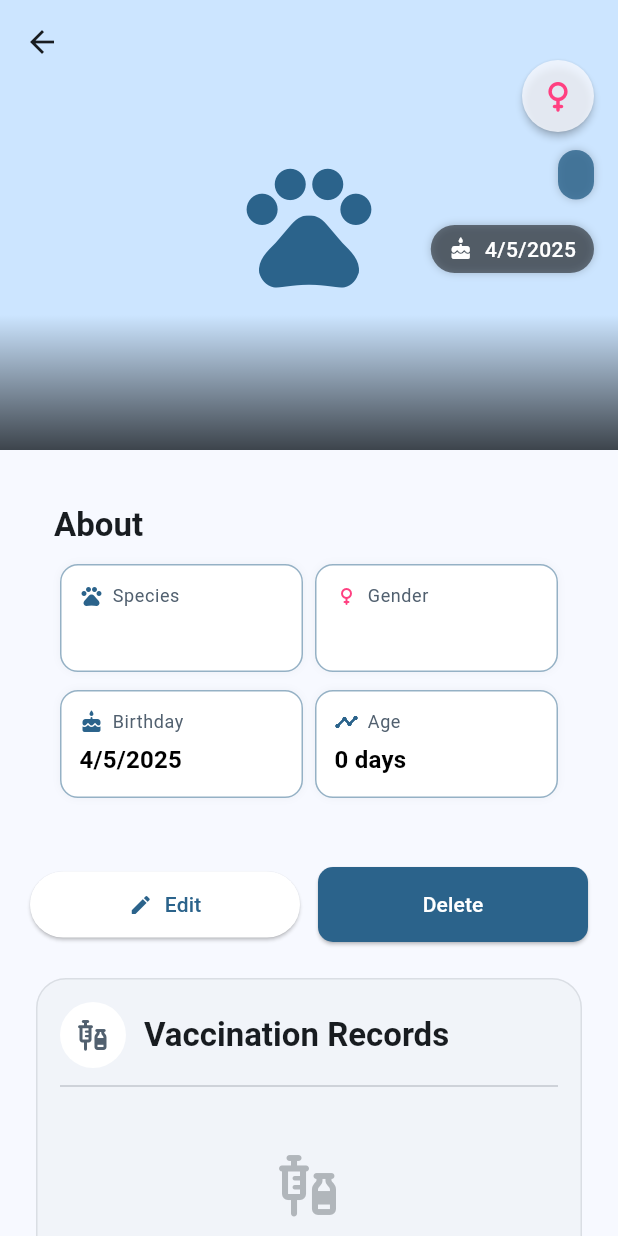
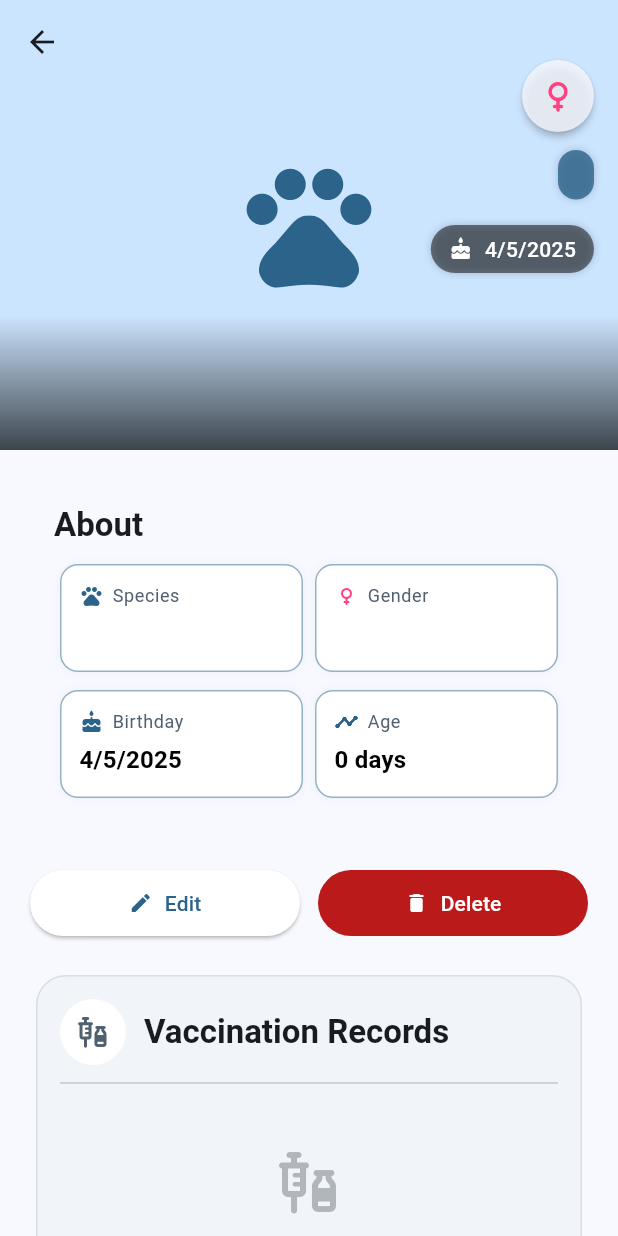
Before and after one commit to MutasemKhatab/VetMobile, a Flutter app: the VetScreen screen opened directly with empty values, on a phone screen of 412 x 824 dp. Run offline on Flutter 3.47's test engine with Material 3 defaults, Android fonts, the phone set to English and light mode, and no system bars; our stand-ins replace image_picker, permission_handler, shared_preferences; accounts and stored records are empty.

Commit message:
edited some apis url and fixed logout

```diff
--- a/lib/main.dart
+++ b/lib/main.dart
@@ -8,11 +8,9 @@ import 'package:vet/providers/vet_provider.dart';
 import 'package:vet/routes.dart';
 import 'package:vet/themes.dart';
 
-const baseUrl = "https://vethospital.azurewebsites.net";
+const baseUrl = "http://localhost:8080";
 // language
-// TODO check the token time if it expired try renewing it
-// TODO notification page
-// logout
+// apk icon
 void main() {
   final providers = [
     ChangeNotifierProvider(create: (_) => VetOwnerProvider()),
@@ -35,6 +33,7 @@ class MyApp extends StatelessWidget {
   @override
   Widget build(BuildContext context) {
     final themeProvider = Provider.of<ThemeProvider>(context);
+    print("Theme: ${themeProvider.themeMode}");
 
     return MaterialApp(
       title: 'Vet',
--- a/lib/providers/vaccine_provider.dart
+++ b/lib/providers/vaccine_provider.dart
@@ -14,4 +14,9 @@ class VaccineProvider with ChangeNotifier {
     _vaccines[vetId] = vaccines;
     notifyListeners();
   }
+
+  void clearVaccines() {
+    _vaccines.clear();
+    notifyListeners();
+  }
 }
--- a/lib/screens/home/home_app_bar.dart
+++ b/lib/screens/home/home_app_bar.dart
@@ -21,12 +21,6 @@ class HomeAppBar extends StatelessWidget implements PreferredSizeWidget {
           Scaffold.of(context).openDrawer();
         },
       ),
-      actions: [
-        IconButton(
-          icon: const Icon(Icons.notifications),
-          onPressed: () {},
-        ),
-      ],
     );
   }
 
--- a/lib/screens/vet/my_vets.dart
+++ b/lib/screens/vet/my_vets.dart
@@ -95,7 +95,7 @@ class MyVets extends StatelessWidget {
                             tag: 'vet-image-${vet.id}',
                             child: vet.picUrl != null && vet.picUrl!.isNotEmpty
                                 ? Image.network(
-                                    "$baseUrl/${vet.picUrl!}",
+                                    "$baseUrl/api/image/${vet.picUrl!}",
                                     fit: BoxFit.cover,
                                     errorBuilder: (context, error, stackTrace) {
                                       return Container(
--- a/lib/screens/vet/vet_screen.dart
+++ b/lib/screens/vet/vet_screen.dart
@@ -68,7 +68,7 @@ class VetScreen extends StatelessWidget {
               tag: 'vet-image-${vet.id}',
               child: vet.picUrl != null && vet.picUrl!.isNotEmpty
                   ? Image.network(
-                      "$baseUrl/${vet.picUrl!}",
+                      "$baseUrl/api/image/${vet.picUrl!}",
                       fit: BoxFit.cover,
                       errorBuilder: (context, error, stackTrace) {
                         return Container(
@@ -393,9 +393,16 @@ class VetScreen extends StatelessWidget {
           ),
           const SizedBox(width: 12),
           Expanded(
-            child: FutureButton(
-              onTap: () => _deleteVet(context),
-              title: 'Delete',
+            child: FilledButton.icon(
+              style: FilledButton.styleFrom(
+                backgroundColor: Theme.of(context).colorScheme.error,
+                foregroundColor: Theme.of(context).colorScheme.onError,
+                padding: const EdgeInsets.symmetric(vertical: 12),
+              ),
+              icon: Icon(Icons.delete_rounded,
+                  color: Theme.of(context).colorScheme.onError, size: 16),
+              onPressed: () => _deleteVet(context),
+              label: Text('Delete'),
             ),
           ),
         ],
--- a/lib/services/api/service_request_api_helper.dart
+++ b/lib/services/api/service_request_api_helper.dart
@@ -6,7 +6,7 @@ import 'package:vet/models/service_request.dart';
 import 'package:vet/services/auth/service_provider.dart';
 
 class ServiceRequestApiHelper {
-  static final url = '$baseUrl/serviceRequest';
+  static final url = '$baseUrl/api/serviceRequest';
 
   static Future<List<ServiceRequest>> fetchOwnerServiceRequests(
       String ownerId) async {
--- a/lib/services/api/update_info.dart
+++ b/lib/services/api/update_info.dart
@@ -5,7 +5,7 @@ import 'package:http/http.dart' as http;
 import 'package:vet/utils/error_parser.dart';
 
 class UpdateInfo implements UpdateInfoService {
-  static final url = '$baseUrl/vetowner/update';
+  static final url = '$baseUrl/api/vetowner/update';
 
   @override
   Future<UpdateInfoResponse> updateProfile(UpdateProfileRequest request) async {
--- a/lib/services/api/vaccine_api_helper.dart
+++ b/lib/services/api/vaccine_api_helper.dart
@@ -5,7 +5,7 @@ import 'package:vet/models/vaccine.dart';
 import 'package:vet/services/auth/service_provider.dart';
 
 class VaccineApiHelper {
-  static final url = '$baseUrl/vaccine';
+  static final url = '$baseUrl/api/vaccine';
 
   static Future<List<Vaccine>> fetchVaccines(int vetId) async {
     final token = await ServiceProvider.tokenService.getToken();
--- a/lib/services/api/vet_api_helper.dart
+++ b/lib/services/api/vet_api_helper.dart
@@ -6,7 +6,7 @@ import 'package:vet/models/vet.dart';
 import 'package:vet/services/auth/service_provider.dart';
 
 class VetApiHelper {
-  static final url = '$baseUrl/vet';
+  static final url = '$baseUrl/api/vet';
 
   static Future<List<Vet>> fetchVets() async {
     final token = await ServiceProvider.tokenService.getToken();
--- a/lib/services/api/vet_owner_api_helper.dart
+++ b/lib/services/api/vet_owner_api_helper.dart
@@ -6,7 +6,7 @@ import 'package:http/http.dart' as http;
 import 'package:vet/services/auth/service_provider.dart';
 
 class VetOwnerApiHelper {
-  static final url = '$baseUrl/vetowner/current';
+  static final url = '$baseUrl/api/vetowner/current';
 
   Future<VetOwner> fetchVetOwner() async {
     final token = await ServiceProvider.tokenService.getToken();
```
Also changed, not shown: lib/screens/home/home_drawer.dart (+13 -1 lines), lib/screens/profile/profile.dart (+17 -3 lines), lib/services/api/image_api_helper.dart (+6 -3 lines).
